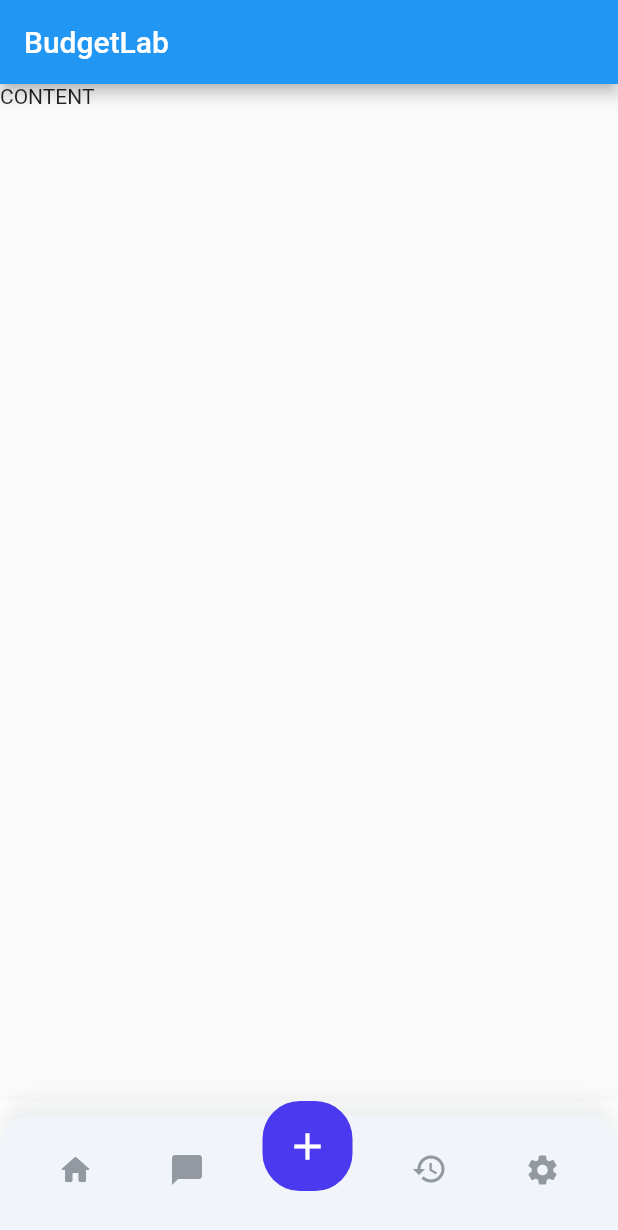
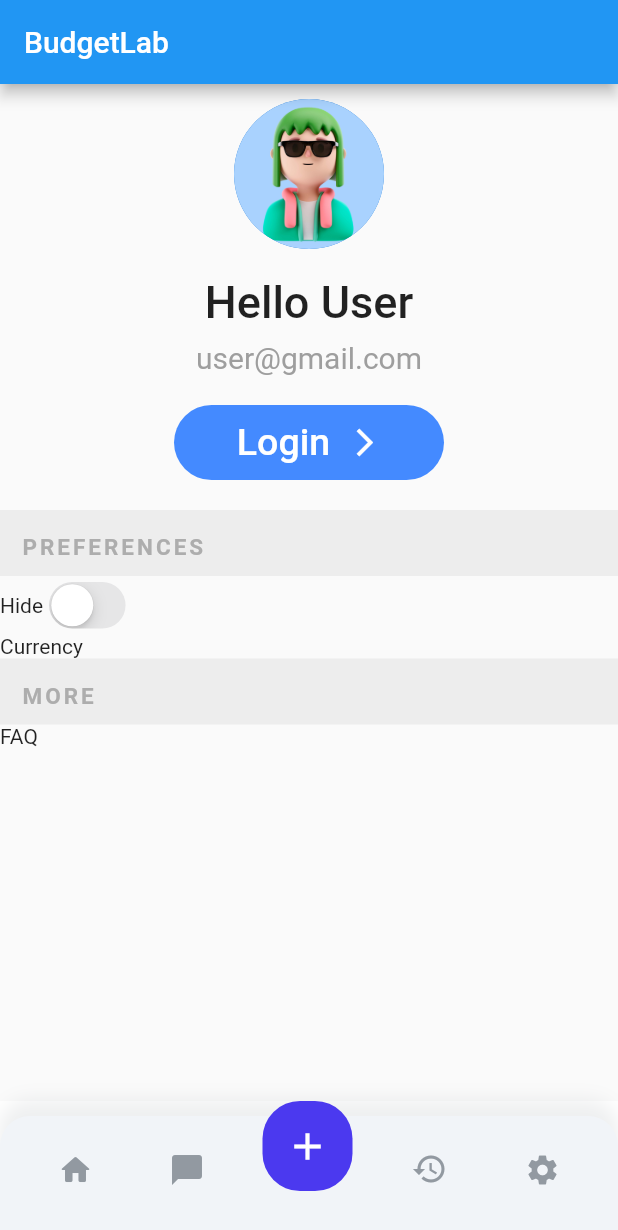
Before and after one commit to UTPAL-GAURAV/BudgetLab, a Flutter app: the screen it shows after launch, item 5 of the bottom bar chosen, on a phone screen of 412 x 824 dp. Shown: the top 1230 px of the screen. Run offline on Flutter 3.47's test engine with Material 2 defaults, Android fonts, the phone set to English and light mode, and no system bars; our stand-ins replace objectbox; generated files the repository leaves out were written again.

Commit message:
[Settings] page added

```diff
--- a/lib/SettingsModule/UI/settings_screen.dart
+++ b/lib/SettingsModule/UI/settings_screen.dart
@@ -1,3 +1,5 @@
+import 'package:budgetlab/Shared/services/avatar_service.dart';
+import 'package:flutter/cupertino.dart';
 import 'package:flutter/material.dart';
 import 'package:flutter/widgets.dart';
 import 'package:budgetlab/Shared/widget_manager.dart' as WidgetManager;
@@ -12,15 +14,89 @@ class SettingsScreen extends StatefulWidget {
 }
 
 class _SettingsScreenState extends State<SettingsScreen> {
+  bool isSwitchedHide = false;
+
+  AvatarService avatarService = AvatarService();
+
   @override
   Widget build(BuildContext context) {
     return Scaffold(
       appBar: AppBar(
         title: const Text(ConstantsManager.APP_NAME),
       ),
-      body: Row(
+      body: Column(
         children: [
-          WidgetManager.getHeaderDividerSizedBox(ConstantsManager.CONTENT),
+          const Padding(
+            padding: EdgeInsets.all(10.0),
+            child: CircleAvatar(
+              radius: 50,
+              backgroundImage:
+                  AssetImage('assets/images/avatars/neutralGreenHair.jpg'),
+            ),
+          ),
+          const Padding(
+            padding: EdgeInsets.all(8.0),
+            child: Text(
+              "Hello User",
+              style: TextStyle(fontSize: 30, fontWeight: FontWeight.w500),
+            ),
+          ),
+          const Padding(
+            padding: EdgeInsets.all(0.0),
+            child: Text(
+              "user@gmail.com",
+              style: TextStyle(fontSize: 20, color: Colors.grey),
+            ),
+          ),
+          Padding(
+            padding: const EdgeInsets.all(20.0),
+            child: FilledButton(
+              onPressed: null,
+              style: ButtonStyle(
+                backgroundColor:
+                    MaterialStateProperty.all<Color>(Colors.blueAccent),
+                fixedSize: MaterialStateProperty.all<Size>(const Size(180, 50)),
+                alignment: Alignment.center,
+              ),
+              child: Row(
+                mainAxisAlignment: MainAxisAlignment.center,
+                children: const [
+                  Padding(
+                    padding: EdgeInsets.fromLTRB(0,0,12,0),
+                    child: Text(
+                      "Login",
+                      style: TextStyle(fontSize: 25, color: Colors.white),
+                    ),
+                  ),
+                  Icon(Icons.arrow_forward_ios, color: Colors.white, size: 22,)
+                ],
+              ),
+            ),
+          ),
+          WidgetManager.getHeaderDividerSizedBox(ConstantsManager.PREFERENCES),
+          Row(
+            children: [
+              const Text("Hide"),
+              CupertinoSwitch(
+                  value: isSwitchedHide,
+                  onChanged: (bool newValue) {
+                    setState(() {
+                      isSwitchedHide = newValue;
+                    });
+                  })
+            ],
+          ),
+          Row(
+            children: const [
+              Text("Currency"),
+            ],
+          ),
+          WidgetManager.getHeaderDividerSizedBox(ConstantsManager.MORE),
+          Row(
+            children: const [
+              Text("FAQ"),
+            ],
+          ),
         ],
       ),
       bottomNavigationBar: WidgetManager.getBottomNavigationBar(),
--- a/lib/Shared/color_manager.dart
+++ b/lib/Shared/color_manager.dart
@@ -4,5 +4,6 @@ import 'dart:ui';
 class ColorManager {
   static Color PRIMARY = const Color(0xFF4B39EF);
   static Color PRIMARY_BACKGROUND = const Color(0xFFF1F4F8);
-  static Color GRAYISH_BLUE = const Color(0x00EEEEEE);
+  static Color LIGHT_GREY = const Color(0xFFededed);
+  static Color DARK_GREY = const Color(0xFFadadad);
 }
--- a/lib/Shared/constants_manager.dart
+++ b/lib/Shared/constants_manager.dart
@@ -2,4 +2,6 @@
 class ConstantsManager {
   static const String APP_NAME = "BudgetLab";
   static const String CONTENT = "CONTENT";
+  static const String PREFERENCES = "PREFERENCES";
+  static const String MORE = "MORE";
 }
--- a/lib/Shared/services/avatar_service.dart
+++ b/lib/Shared/services/avatar_service.dart
@@ -1,7 +1,9 @@
 
 import 'dart:math';
+import 'dart:ui';
 
 import 'package:budgetlab/Shared/external_api_service.dart';
+import 'package:flutter/cupertino.dart';
 
 import '../enums_manager.dart';
 
@@ -16,7 +18,8 @@ class AvatarService {
     } else if(gender == Gender.female) {
       return getRandomFemaleAvatar();
     } else {
-      return getNeutralGenderAvatar();
+      // return getNeutralGenderAvatar();
+      return "";
     }
   }
 
@@ -50,7 +53,10 @@ class AvatarService {
     return "assets/images/avatars/maleBrownHair.jpg";
   }
 
-  String getNeutralGenderAvatar() {
-    return "assets/images/avatars/neutralGreenHair.jpg";
+  Image getNeutralGenderAvatar() {
+    return const Image(
+      image: AssetImage('assets/images/avatars/neutralGreenHair.jpg'),
+    );
+    // return "../../assets/images/avatars/neutralGreenHair.jpg";
   }
 }
--- a/lib/Shared/widget_manager.dart
+++ b/lib/Shared/widget_manager.dart
@@ -3,73 +3,33 @@ import 'package:flutter/material.dart';
 
 import 'color_manager.dart';
 
-
 /// Global Vars to be used by Widgets //////////////////////////////////////////
 int currentBottomNavigationBarIndex = 0;
 
-
 /// BUTTONS ////////////////////////////////////////////////////////////////////
-
-
-
-/// Home Bottom Navigation Bar Button
-// HomeNavigationButton getHomeNavigationButton() {
-//   return const HomeNavigationButton();
-// }
-//
-// class HomeNavigationButton extends StatefulWidget {
-//   const HomeNavigationButton({Key? key}) : super(key: key);
-//
-//   @override
-//   State<HomeNavigationButton> createState() => _HomeNavigationButtonState();
-// }
-//
-// class _HomeNavigationButtonState extends State<HomeNavigationButton> {
-//   bool isSelected = false;
-//   Color notSelectedColor= Colors.black;
-//
-//   void toggleSelection() {
-//     setState(() {
-//       isSelected = !isSelected;
-//       if(isSelected) {
-//
-//       }
-//     });
-//   }
-//
-//   @override
-//   Widget build(BuildContext context) {
-//     return IconButton(
-//       focusColor: ColorManager.PRIMARY,
-//       icon: const Icon(
-//         Icons.home_rounded,
-//         color: Color(0x1A57636C),
-//         size: 24,
-//       ),
-//       onPressed: () {
-//         setState(() {
-//           // Update the iconColor variable with a new color
-//           notSelectedColor = Colors.blue;
-//         });
-//         // handleButtonPress(context);
-//         toggleSelection();
-//         print('IconButton pressed ...');
-//       },
-//     );
-//   }
-// }
-
 
 /// Text Boxes /////////////////////////////////////////////////////////////////
 getHeaderDividerSizedBox(String displayText) {
-  return SizedBox(
-    child: Text(displayText),
+  return Container(
+    color: ColorManager.LIGHT_GREY,
+    child: Row(children: [
+      Padding(
+        padding: const EdgeInsets.fromLTRB(14, 16, 0, 10),
+        child: Text(
+          displayText,
+          style: TextStyle(
+            color: ColorManager.DARK_GREY,
+            fontSize: 15,
+            fontWeight: FontWeight.w600,
+            letterSpacing: 2,
+          ),
+        ),
+      ),
+    ]),
   );
 }
 
-
 /// Calendars //////////////////////////////////////////////////////////////////
-
 
 /// Bottom Navigation Bar //////////////////////////////////////////////////////
 
@@ -236,7 +196,7 @@ void navigateOnBottomNavigationButtonClick(int index, context) {
   }
   currentBottomNavigationBarIndex = index;
 
-  switch(index) {
+  switch (index) {
     case 0:
       break;
     case 1:
@@ -244,7 +204,8 @@ void navigateOnBottomNavigationButtonClick(int index, context) {
     case 2:
       break;
     case 3:
-      Navigator.pushReplacement(context, MaterialPageRoute(builder: routes['/settings']!));
+      Navigator.pushReplacement(
+          context, MaterialPageRoute(builder: routes['/settings']!));
       break;
   }
 }
--- a/pubspec.yaml
+++ b/pubspec.yaml
@@ -63,6 +63,8 @@ flutter:
   # included with your application, so that you can use the icons in
   # the material Icons class.
   uses-material-design: true
+  assets:
+    - assets/images/avatars/
 
   # To add assets to your application, add an assets section, like this:
   # assets:
```
